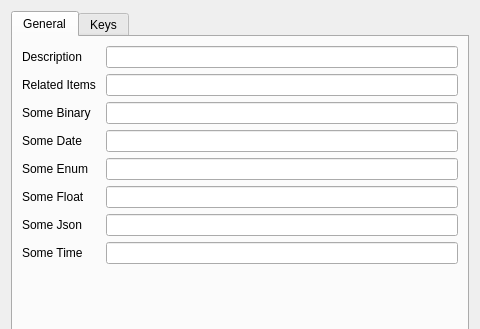
Above: exdrf-dev/exdrf_dev/qt_gen/db/composite_key_models/widgets/composite_key_model_editor.ui from TNick/exdrf before the change; both pictures show x 0 to 480 and y 0 to 329 of the 480 by 640 pixel window. Below: the same form after it.
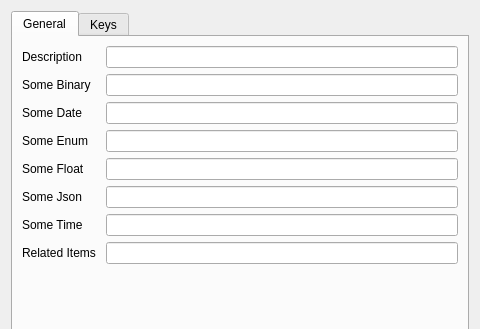
That is the form after the change. Custom widgets are drawn as their Qt base class.

The edit to the form file:
```diff
--- a/exdrf-dev/exdrf_dev/qt_gen/db/composite_key_models/widgets/composite_key_model_editor.ui
+++ b/exdrf-dev/exdrf_dev/qt_gen/db/composite_key_models/widgets/composite_key_model_editor.ui
@@ -54,32 +54,6 @@
      
        
        <item row="1" column="0">
-        <widget class="QLabel" name="lbl_related_items">
-         <property name="text">
-          <string>Related Items </string>
-         </property>
-         <property name="buddy">
-          <cstring>c_related_items</cstring>
-         </property>
-        </widget>
-       </item>
-       
-       <item row="1" column="1">
-        
-        
-        <widget class="QtRelatedItemMuSe" name="c_related_items">
-         <property name="name" stdset="0">
-          <string notr="true">related_items</string>
-         </property>
-         <property name="clearable" stdset="0">
-          <bool>true</bool>
-         </property>
-        </widget>
-       </item>
-     
-     
-       
-       <item row="2" column="0">
         <widget class="QLabel" name="lbl_some_binary">
          <property name="text">
           <string>Some Binary </string>
@@ -90,7 +64,7 @@
         </widget>
        </item>
        
-       <item row="2" column="1">
+       <item row="1" column="1">
         
         
         <widget class="DrfBlobEditor" name="c_some_binary">
@@ -103,9 +77,8 @@
         </widget>
        </item>
      
-     
        
-       <item row="3" column="0">
+       <item row="2" column="0">
         <widget class="QLabel" name="lbl_some_date">
          <property name="text">
           <string>Some Date </string>
@@ -116,7 +89,7 @@
         </widget>
        </item>
        
-       <item row="3" column="1">
+       <item row="2" column="1">
         
         
         <widget class="DrfDateEditor" name="c_some_date">
@@ -129,9 +102,8 @@
         </widget>
        </item>
      
-     
        
-       <item row="4" column="0">
+       <item row="3" column="0">
         <widget class="QLabel" name="lbl_some_enum">
          <property name="text">
           <string>Some Enum </string>
@@ -142,7 +114,7 @@
         </widget>
        </item>
        
-       <item row="4" column="1">
+       <item row="3" column="1">
         
         
         <widget class="DrfEnumEditor" name="c_some_enum">
@@ -158,9 +130,8 @@
         </widget>
        </item>
      
-     
        
-       <item row="5" column="0">
+       <item row="4" column="0">
         <widget class="QLabel" name="lbl_some_float">
          <property name="text">
           <string>Some Float </string>
@@ -171,7 +142,7 @@
         </widget>
        </item>
        
-       <item row="5" column="1">
+       <item row="4" column="1">
         
         
         <widget class="DrfRealEditor" name="c_some_float">
@@ -184,9 +155,8 @@
         </widget>
        </item>
      
-     
        
-       <item row="6" column="0">
+       <item row="5" column="0">
         <widget class="QLabel" name="lbl_some_json">
          <property name="text">
           <string>Some Json </string>
@@ -197,7 +167,7 @@
         </widget>
        </item>
        
-       <item row="6" column="1">
+       <item row="5" column="1">
         
         
         <widget class="DrfTextEditor" name="c_some_json">
@@ -210,9 +180,8 @@
         </widget>
        </item>
      
-     
        
-       <item row="7" column="0">
+       <item row="6" column="0">
         <widget class="QLabel" name="lbl_some_time">
          <property name="text">
           <string>Some Time </string>
@@ -223,7 +192,7 @@
         </widget>
        </item>
        
-       <item row="7" column="1">
+       <item row="6" column="1">
         
         
         <widget class="DrfTimeEditor" name="c_some_time">
@@ -236,6 +205,31 @@
         </widget>
        </item>
      
+       
+       <item row="7" column="0">
+        <widget class="QLabel" name="lbl_related_items">
+         <property name="text">
+          <string>Related Items </string>
+         </property>
+         <property name="buddy">
+          <cstring>c_related_items</cstring>
+         </property>
+        </widget>
+       </item>
+       
+       <item row="7" column="1">
+        
+        
+        <widget class="QtRelatedItemMuSe" name="c_related_items">
+         <property name="name" stdset="0">
+          <string notr="true">related_items</string>
+         </property>
+         <property name="clearable" stdset="0">
+          <bool>true</bool>
+         </property>
+        </widget>
+       </item>
+     
       </layout>
      </widget>
      
@@ -302,12 +296,7 @@
     <class>DrfTextEditor</class>
     <extends>QLineEdit</extends>
     <header>exdrf_qt.field_ed.api</header>
-  </customwidget>
-  <customwidget>
-    <class>QtRelatedItemMuSe</class>
-    <extends>QLineEdit</extends>
-    <header>exdrf_dev.qt_gen.db.related_items.api</header>
-  </customwidget>
+  </customwidget> 
   <customwidget>
     <class>DrfBlobEditor</class>
     <extends>QLineEdit</extends>
@@ -332,7 +321,12 @@
     <class>DrfTimeEditor</class>
     <extends>QLineEdit</extends>
     <header>exdrf_qt.field_ed.api</header>
-  </customwidget>
+  </customwidget> 
+  <customwidget>
+    <class>QtRelatedItemMuSe</class>
+    <extends>QLineEdit</extends>
+    <header>exdrf_dev.qt_gen.db.related_items.api</header>
+  </customwidget>  
   <customwidget>
     <class>DrfLineEditor</class>
     <extends>QLineEdit</extends>
```
Left out of the diff: 24 changed lines with no effect on the pictures.
